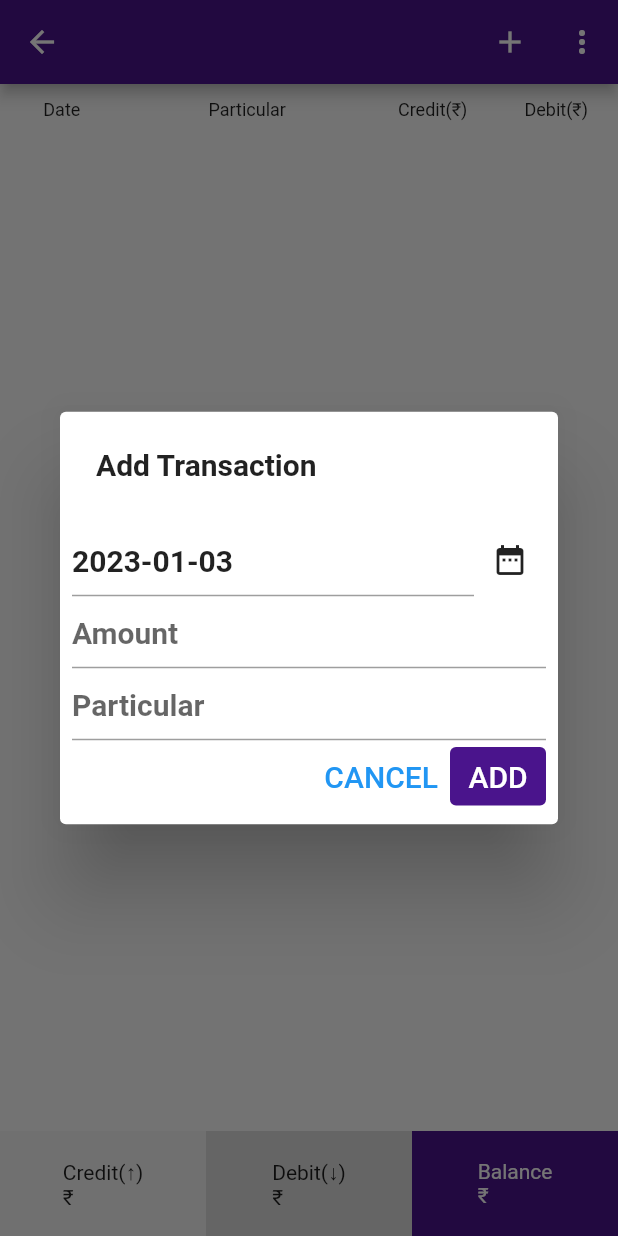
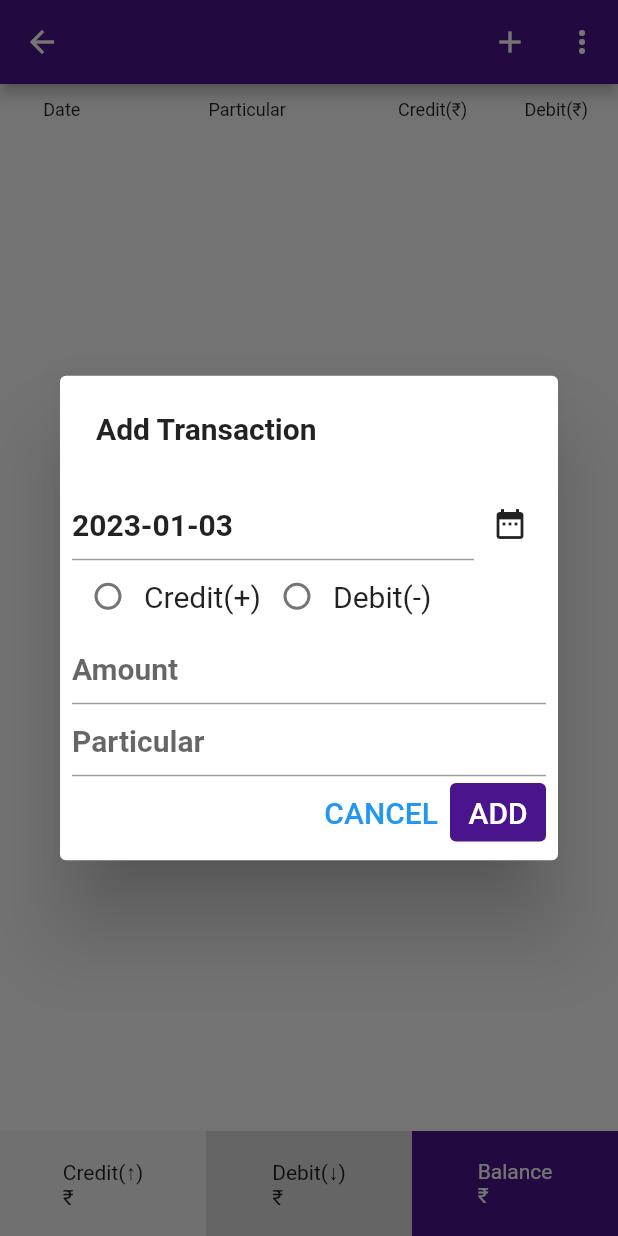
Before and after one commit to Kishan0512/smaccountma, a Flutter app: the passbook screen opened directly with empty values, after a tap on the "add" icon, on a phone screen of 412 x 824 dp. Run offline on Flutter 3.47's test engine with Material 2 defaults, Android fonts, the phone set to English and light mode, and no system bars; our stand-ins replace get, sqflite; accounts and stored records are empty.

Commit message:
Initial commit

```diff
--- a/lib/bussiness.dart
+++ b/lib/bussiness.dart
@@ -13,6 +13,7 @@
       RxList debit=[].obs;
       RxList balance=[].obs;
       RxList id=[].obs;
+      RxString gen="male".obs;
 List<Map> m=[];
 Future get_database()
   async {
@@ -23,6 +24,8 @@
           // When creating the db, create the table
           await db.execute(
               'CREATE TABLE demo (id INTEGER PRIMARY KEY AUTOINCREMENT, name TEXT)');
+          await db.execute(
+              'CREATE TABLE tran (id INTEGER PRIMARY KEY AUTOINCREMENT,nid TEXT,date TEXT, perticuler TEXT,credit INTEGER,debit INTEGER,balance INTEGER)');
         });
   }
   Future get_account()async
@@ -57,4 +60,5 @@
     database!.rawUpdate(qur);
   }
 
+
 }
```
Also changed, not shown: lib/passbook.dart (+17 -3 lines).
